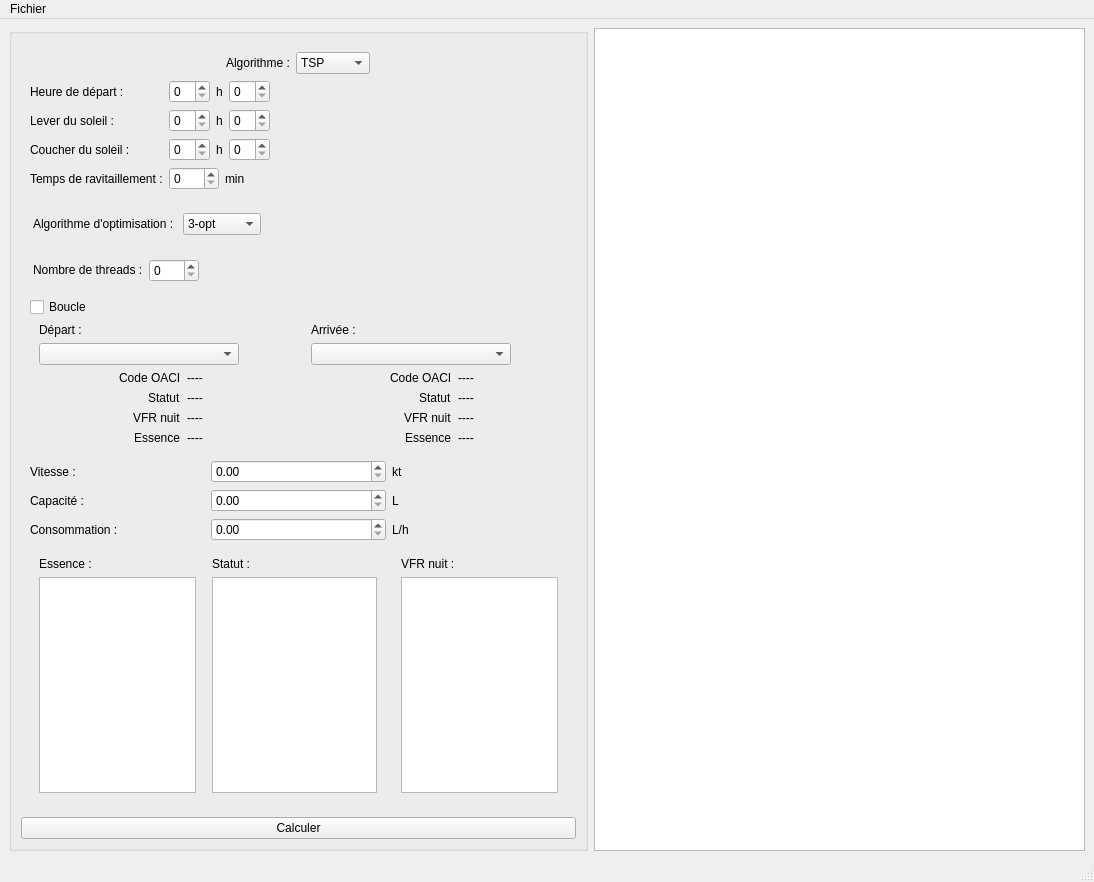
Above: Interface_Graphique/mainwindowtest.ui from Akahara/FlightPath before the change. Below: the same form after it.
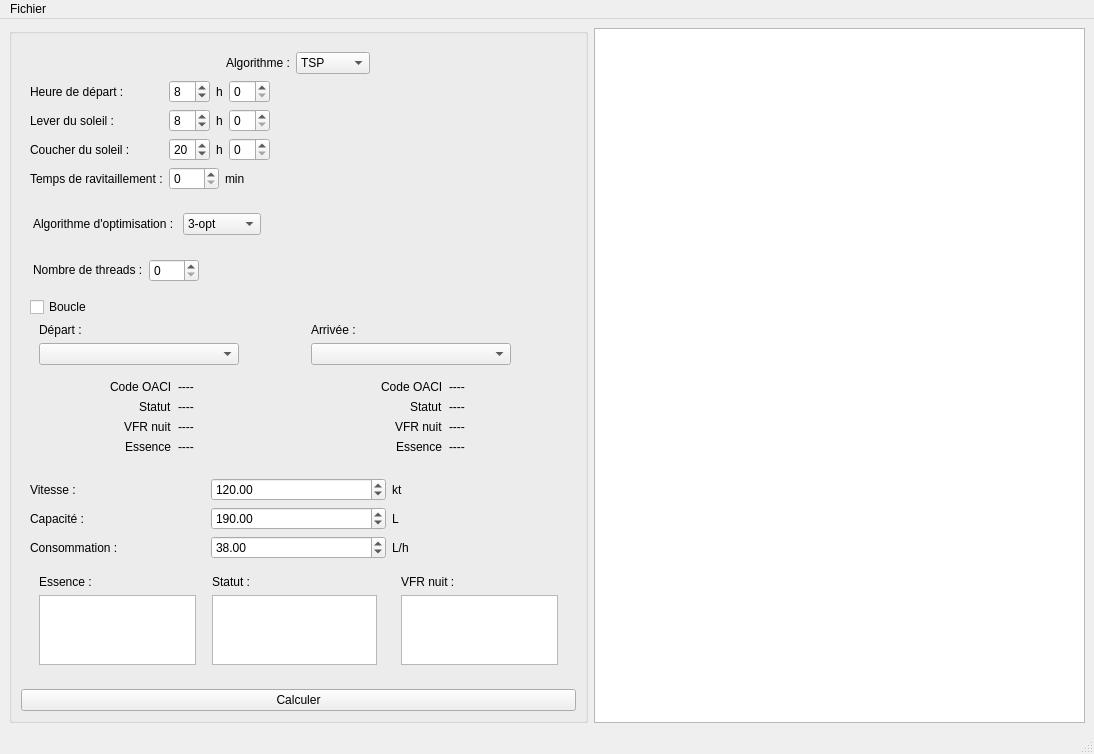
That is the form after the change.

```diff
--- a/Interface_Graphique/mainwindowtest.ui
+++ b/Interface_Graphique/mainwindowtest.ui
@@ -7,7 +7,7 @@
     <x>0</x>
     <y>0</y>
     <width>1094</width>
-    <height>882</height>
+    <height>752</height>
    </rect>
   </property>
   <property name="windowTitle">
@@ -156,6 +156,9 @@
                <property name="maximum">
                 <number>23</number>
                </property>
+               <property name="value">
+                <number>20</number>
+               </property>
               </widget>
              </item>
              <item>
@@ -219,6 +222,9 @@
                <property name="maximum">
                 <number>23</number>
                </property>
+               <property name="value">
+                <number>8</number>
+               </property>
               </widget>
              </item>
              <item>
@@ -282,6 +288,9 @@
                <property name="maximum">
                 <number>23</number>
                </property>
+               <property name="value">
+                <number>8</number>
+               </property>
               </widget>
              </item>
              <item>
@@ -564,6 +573,7 @@
               </widget>
              </item>
              <item>
+              <widget class="QWidget" name="" native="true">
               <layout class="QGridLayout" name="gridLayout">
                <item row="0" column="1">
                 <widget class="QLabel" name="depOACILabel">
@@ -646,6 +656,7 @@
                 </widget>
                </item>
               </layout>
+              </widget>
              </item>
             </layout>
            </widget>
@@ -692,6 +703,7 @@
               </widget>
              </item>
              <item>
+              <widget class="QWidget" name="" native="true">
               <layout class="QGridLayout" name="gridLayout_2">
                <item row="2" column="1">
                 <widget class="QLabel" name="arrVFRLabel">
@@ -774,6 +786,7 @@
                 </widget>
                </item>
               </layout>
+              </widget>
              </item>
             </layout>
            </widget>
@@ -811,10 +824,24 @@
            </widget>
           </item>
           <item row="1" column="1">
-           <widget class="QDoubleSpinBox" name="capacite"/>
+           <widget class="QDoubleSpinBox" name="capacite">
+            <property name="maximum">
+             <double>10000.000000000000000</double>
+            </property>
+            <property name="value">
+             <double>190.000000000000000</double>
+            </property>
+           </widget>
           </item>
           <item row="0" column="1">
-           <widget class="QDoubleSpinBox" name="vitesse"/>
+           <widget class="QDoubleSpinBox" name="vitesse">
+            <property name="maximum">
+             <double>2000.000000000000000</double>
+            </property>
+            <property name="value">
+             <double>120.000000000000000</double>
+            </property>
+           </widget>
           </item>
           <item row="1" column="0">
            <widget class="QLabel" name="label_28">
@@ -845,7 +872,14 @@
            </widget>
           </item>
           <item row="2" column="1">
-           <widget class="QDoubleSpinBox" name="consommation"/>
+           <widget class="QDoubleSpinBox" name="consommation">
+            <property name="maximum">
+             <double>200.000000000000000</double>
+            </property>
+            <property name="value">
+             <double>38.000000000000000</double>
+            </property>
+           </widget>
           </item>
          </layout>
         </widget>
```
Lines whose indentation alone changed are shown as unchanged.
